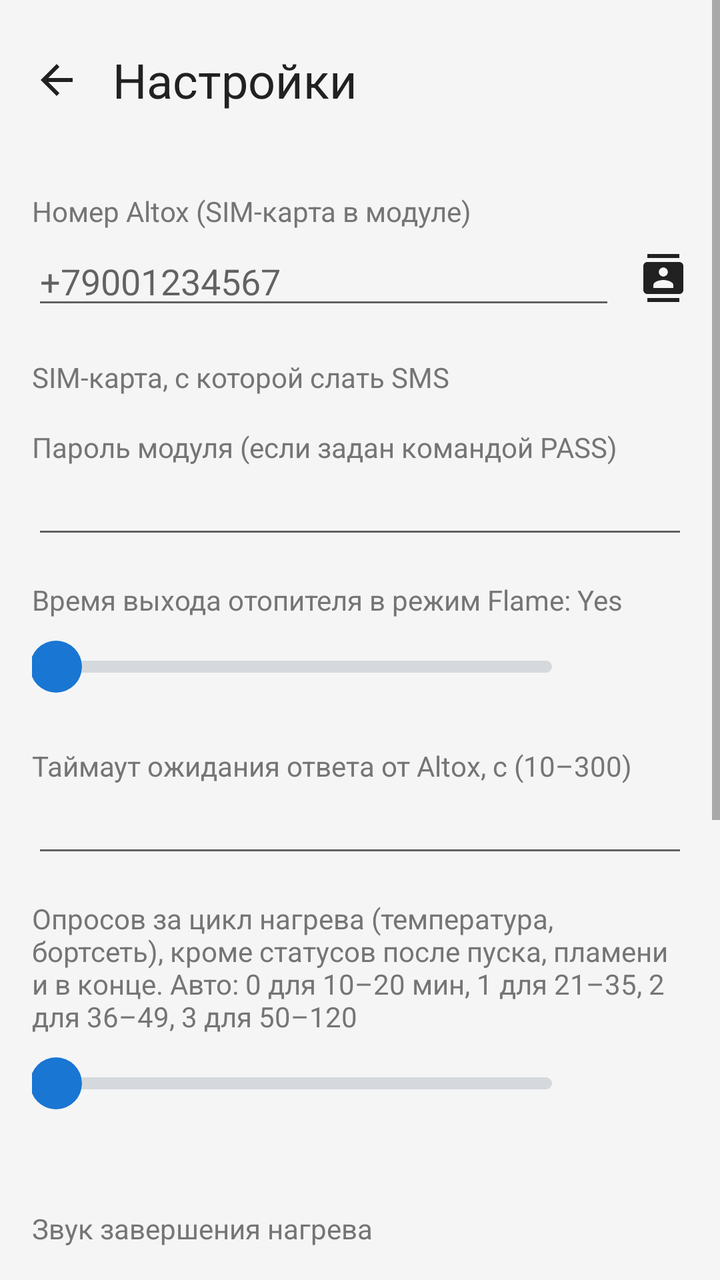
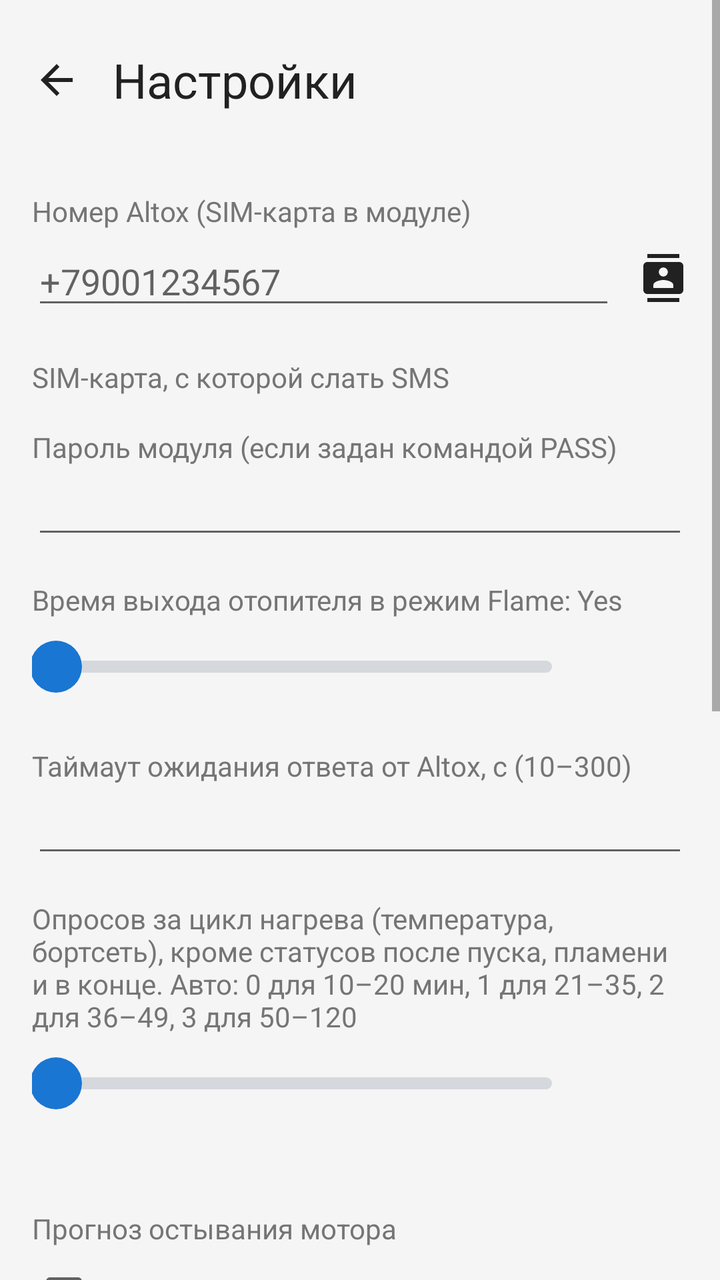

Compare the two renders of this Android layout. The source of the first and the diff that turns it into the second are given below.
<!-- AndroidManifest.xml: application theme AppTheme -->
<!-- res/layout/activity_settings.xml -->
<?xml version="1.0" encoding="utf-8"?>
<ScrollView xmlns:android="http://schemas.android.com/apk/res/android"
    android:layout_width="match_parent"
    android:layout_height="match_parent"
    android:fitsSystemWindows="true">

    <LinearLayout
        android:layout_width="match_parent"
        android:layout_height="wrap_content"
        android:orientation="vertical"
        android:padding="16dp">

        <LinearLayout
            android:layout_width="match_parent"
            android:layout_height="wrap_content"
            android:layout_marginBottom="16dp"
            android:gravity="center_vertical"
            android:orientation="horizontal">

            
            <ImageButton
                android:id="@+id/back"
                android:layout_width="48dp"
                android:layout_height="48dp"
                android:layout_marginStart="-12dp"
                android:background="?android:attr/selectableItemBackgroundBorderless"
                android:contentDescription="@string/back"
                android:src="@drawable/ic_back" />

            <TextView
                android:layout_width="wrap_content"
                android:layout_height="wrap_content"
                android:layout_marginStart="4dp"
                android:text="@string/settings"
                android:textColor="@color/text"
                android:textSize="24sp" />
        </LinearLayout>

        <TextView style="@style/Label" android:text="@string/phone" />

        <LinearLayout
            android:layout_width="match_parent"
            android:layout_height="wrap_content"
            android:gravity="center_vertical"
            android:orientation="horizontal">

            <EditText
                android:id="@+id/phone"
                android:layout_width="0dp"
                android:layout_height="wrap_content"
                android:layout_weight="1"
                android:hint="+79001234567"
                android:inputType="phone" />

            
            <ImageButton
                android:id="@+id/pickContact"
                android:layout_width="48dp"
                android:layout_height="48dp"
                android:layout_marginEnd="-12dp"
                android:background="?android:attr/selectableItemBackgroundBorderless"
                android:contentDescription="@string/pick_contact"
                android:src="@drawable/ic_contacts" />
        </LinearLayout>

        <TextView style="@style/Label" android:text="@string/sim" />

        <RadioGroup
            android:id="@+id/sim"
            android:layout_width="match_parent"
            android:layout_height="wrap_content" />

        <TextView style="@style/Label" android:text="@string/password" />

        <EditText
            android:id="@+id/password"
            android:layout_width="match_parent"
            android:layout_height="wrap_content"
            android:inputType="text" />

        <TextView style="@style/Label" android:text="@string/flame_delay" />

        <LinearLayout
            android:layout_width="match_parent"
            android:layout_height="wrap_content"
            android:gravity="center_vertical"
            android:orientation="horizontal">

            <SeekBar
                android:id="@+id/flameDelay"
                android:layout_width="0dp"
                android:layout_height="48dp"
                android:layout_weight="1"
                android:paddingStart="12dp"
                android:paddingEnd="12dp"
                android:progressDrawable="@drawable/slider_track"
                android:progressTint="@color/slider_tint"
                android:thumb="@drawable/slider_thumb"
                android:thumbTint="@color/slider_tint" />

            <TextView
                android:id="@+id/flameDelayLabel"
                android:layout_width="56dp"
                android:layout_height="wrap_content"
                android:gravity="end"
                android:textColor="@color/text"
                android:textSize="16sp" />
        </LinearLayout>

        <TextView style="@style/Label" android:text="@string/reply_timeout" />

        <EditText
            android:id="@+id/replyTimeout"
            android:layout_width="match_parent"
            android:layout_height="wrap_content"
            android:inputType="number"
            android:maxLength="3" />

        <TextView style="@style/Label" android:text="@string/periodic_count" />

        <LinearLayout
            android:layout_width="match_parent"
            android:layout_height="wrap_content"
            android:gravity="center_vertical"
            android:orientation="horizontal">

            <SeekBar
                android:id="@+id/periodicCount"
                android:layout_width="0dp"
                android:layout_height="48dp"
                android:layout_weight="1"
                android:paddingStart="12dp"
                android:paddingEnd="12dp"
                android:progressDrawable="@drawable/slider_track"
                android:progressTint="@color/slider_tint"
                android:thumb="@drawable/slider_thumb"
                android:thumbTint="@color/slider_tint" />

            <TextView
                android:id="@+id/periodicCountLabel"
                android:layout_width="56dp"
                android:layout_height="wrap_content"
                android:gravity="end"
                android:textColor="@color/text"
                android:textSize="16sp" />
        </LinearLayout>

        <TextView
            android:id="@+id/periodicLabel"
            style="@style/Label"
            android:layout_marginTop="4dp" />

        
        <TextView style="@style/Label" android:text="@string/finish_sound" />

        <TextView
            android:id="@+id/finishSound"
            style="@style/SoundPicker" />

        <TextView style="@style/Label" android:text="@string/error_sound" />

        <TextView
            android:id="@+id/errorSound"
            style="@style/SoundPicker" />

        
        <TextView style="@style/Label" android:text="@string/fault_codes" />

        <TextView
            android:id="@+id/faultsInfo"
            android:layout_width="match_parent"
            android:layout_height="wrap_content"
            android:layout_marginTop="4dp"
            android:textColor="@color/text"
            android:textSize="16sp" />

        <TextView
            android:id="@+id/readFaults"
            style="@style/SoundPicker"
            android:text="@string/read_faults" />

        <TextView
            android:id="@+id/eraseFaults"
            style="@style/SoundPicker"
            android:text="@string/erase_faults" />

        <Button
            android:id="@+id/save"
            android:layout_width="match_parent"
            android:layout_height="48dp"
            android:layout_marginTop="24dp"
            android:background="@drawable/btn_primary"
            android:stateListAnimator="@null"
            android:text="@string/save"
            android:textAllCaps="false"
            android:textColor="#FFFFFF"
            android:textSize="16sp" />
    </LinearLayout>
</ScrollView>
<!-- resources referenced by this layout -->
<resources>
  <color name="text">#212121</color>
  <!-- drawable ic_back (drawable) -->
  <?xml version="1.0" encoding="utf-8"?>
  <vector xmlns:android="http://schemas.android.com/apk/res/android"
      android:width="24dp"
      android:height="24dp"
      android:viewportWidth="24"
      android:viewportHeight="24"
      android:tint="@color/text">
      <path
          android:fillColor="#FFFFFF"
          android:pathData="M20,11H7.83l5.59,-5.59L12,4l-8,8 8,8 1.41,-1.41L7.83,13H20v-2z" />
  </vector>
  <!-- drawable slider_thumb (drawable) -->
  <?xml version="1.0" encoding="utf-8"?>
  <shape xmlns:android="http://schemas.android.com/apk/res/android" android:shape="oval">
      <solid android:color="#FFFFFF" />
      <size android:width="26dp" android:height="26dp" />
  </shape>
  <string name="back">Назад</string>
  <string name="erase_faults">Стереть коды ошибок (2 SMS)</string>
  <string name="error_sound">Звук ошибки (отопитель не выключился)</string>
  <string name="fault_codes">Коды ошибок Webasto</string>
  <string name="finish_sound">Звук завершения нагрева</string>
  <string name="flame_delay">Время выхода отопителя в режим Flame: Yes</string>
  <string name="password">Пароль модуля (если задан командой PASS)</string>
  <string name="periodic_count">Опросов за цикл нагрева (температура, бортсеть), кроме статусов после пуска, пламени и в конце. Авто: 0 для 10–20 мин, 1 для 21–35, 2 для 36–49, 3 для 50–120</string>
  <string name="phone">Номер Altox (SIM-карта в модуле)</string>
  <string name="pick_contact">Выбрать из контактов</string>
  <string name="read_faults">Прочитать коды ошибок (1 SMS)</string>
  <string name="reply_timeout">Таймаут ожидания ответа от Altox, с (10–300)</string>
  <string name="save">Сохранить</string>
  <string name="settings">Настройки</string>
  <string name="sim">SIM-карта, с которой слать SMS</string>
  <style name="Label">
          <item name="android:layout_width">wrap_content</item>
          <item name="android:layout_height">wrap_content</item>
          <item name="android:layout_marginTop">16dp</item>
          <item name="android:textColor">@color/text_secondary</item>
          <item name="android:textSize">14sp</item>
      </style>
  <style name="SoundPicker">
          <item name="android:layout_width">match_parent</item>
          <item name="android:layout_height">48dp</item>
          <item name="android:background">?android:attr/selectableItemBackground</item>
          <item name="android:ellipsize">end</item>
          <item name="android:gravity">center_vertical</item>
          <item name="android:maxLines">1</item>
          <item name="android:textColor">@color/accent</item>
          <item name="android:textSize">16sp</item>
      </style>
  <style name="AppTheme" parent="android:Theme.Material.Light.NoActionBar">
          <item name="android:colorPrimary">@color/accent</item>
          <item name="android:colorAccent">@color/accent</item>
          <item name="android:windowBackground">@color/background</item>
          <item name="android:statusBarColor">@color/background</item>
          <item name="android:navigationBarColor">@color/background</item>
          <item name="android:windowLightStatusBar">true</item>
      </style>
  <color name="accent">#1976D2</color>
  <color name="text_secondary">#757575</color>
  <color name="background">#F5F5F5</color>
  <!-- unchanged entries left out for length: 3 -->
</resources>

<!-- the commit's change to res/layout/activity_settings.xml (unified diff, before → after) -->
@@ -151,6 +151,32 @@
             android:layout_marginTop="4dp" />
 
         
+        <TextView style="@style/Label" android:text="@string/cooling" />
+
+        <CheckBox
+            android:id="@+id/predict"
+            android:layout_width="match_parent"
+            android:layout_height="wrap_content"
+            android:minHeight="48dp"
+            android:text="@string/predict"
+            android:textColor="@color/text"
+            android:textSize="16sp" />
+
+        <CheckBox
+            android:id="@+id/fan"
+            android:layout_width="match_parent"
+            android:layout_height="wrap_content"
+            android:minHeight="48dp"
+            android:text="@string/fan"
+            android:textColor="@color/text"
+            android:textSize="16sp" />
+
+        <TextView
+            android:id="@+id/coolingNote"
+            style="@style/Label"
+            android:layout_marginTop="2dp" />
+
+        
         <TextView style="@style/Label" android:text="@string/finish_sound" />
 
         <TextView
<!-- resource entries referenced after the edit -->
@@ -20,8 +20,10 @@
       <size android:width="26dp" android:height="26dp" />
   </shape>
   <string name="back">Назад</string>
+  <string name="cooling">Прогноз остывания мотора</string>
   <string name="erase_faults">Стереть коды ошибок (2 SMS)</string>
   <string name="error_sound">Звук ошибки (отопитель не выключился)</string>
+  <string name="fan">Webasto включает вентилятор печки</string>
   <string name="fault_codes">Коды ошибок Webasto</string>
   <string name="finish_sound">Звук завершения нагрева</string>
   <string name="flame_delay">Время выхода отопителя в режим Flame: Yes</string>
@@ -29,6 +31,7 @@
   <string name="periodic_count">Опросов за цикл нагрева (температура, бортсеть), кроме статусов после пуска, пламени и в конце. Авто: 0 для 10–20 мин, 1 для 21–35, 2 для 36–49, 3 для 50–120</string>
   <string name="phone">Номер Altox (SIM-карта в модуле)</string>
   <string name="pick_contact">Выбрать из контактов</string>
+  <string name="predict">Показывать прогноз температуры ОЖ</string>
   <string name="read_faults">Прочитать коды ошибок (1 SMS)</string>
   <string name="reply_timeout">Таймаут ожидания ответа от Altox, с (10–300)</string>
   <string name="save">Сохранить</string>
